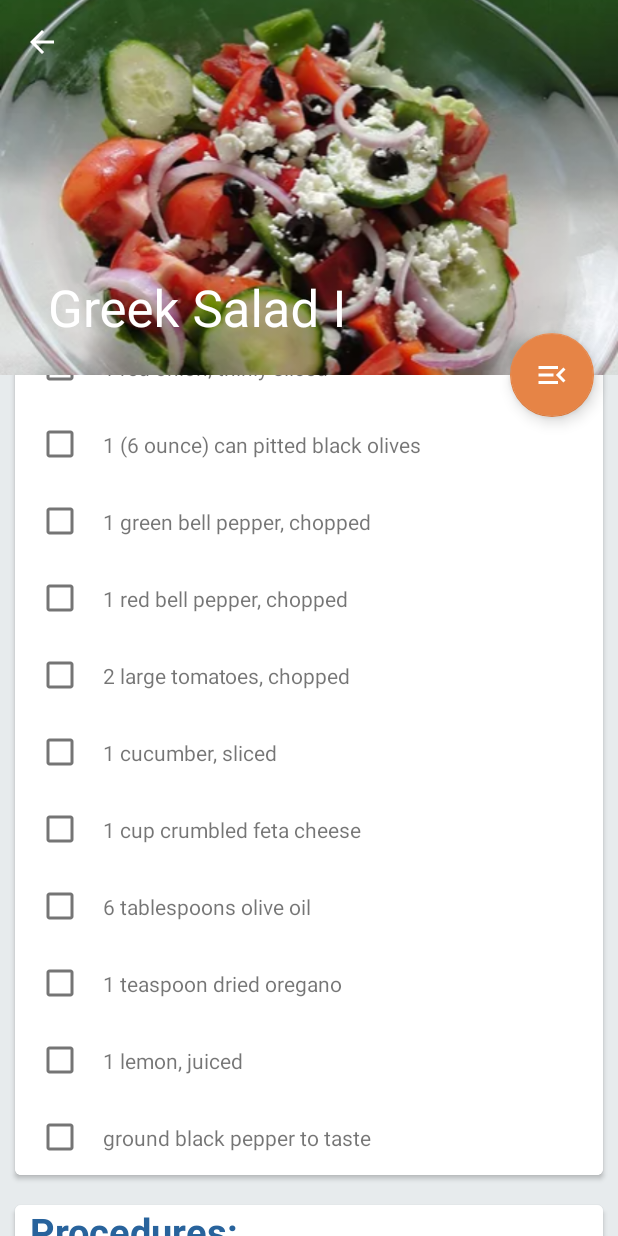
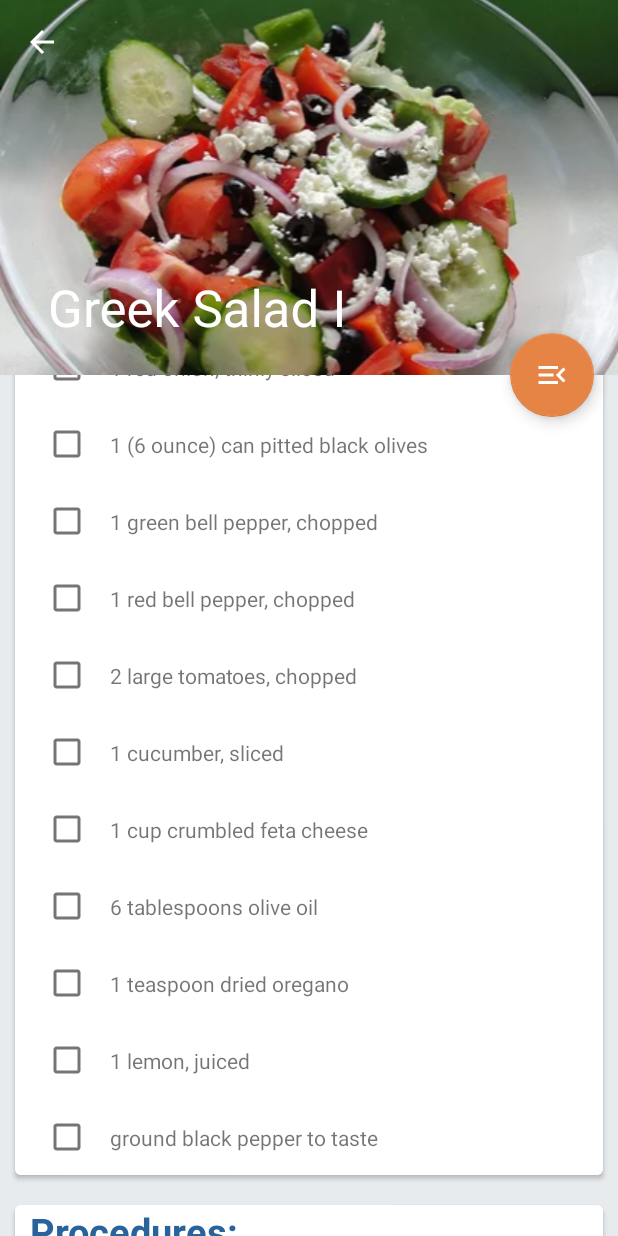
Before and after one commit to Mai-hh/PSIntership, an Android app: the ChooseRecipesFragment screen opened directly, with no data from a screen before it, after a tap on "Greek Salad I", on a phone screen of 412 x 824 dp. Run offline under Robolectric (Android 15) with nearby library versions, the phone set to English and light mode, and no system bars; our stand-ins replace data binding; 1 other tap on this screen came first.

```diff
--- a/LittleRecipes/app/src/main/java/com/maihao/littlerecipes/fragment/ChooseRecipesFragment.java
+++ b/LittleRecipes/app/src/main/java/com/maihao/littlerecipes/fragment/ChooseRecipesFragment.java
@@ -65,14 +65,14 @@ public class ChooseRecipesFragment extends Fragment {
         mRecyclerView.setLayoutManager(new LinearLayoutManager(getContext()));
         MainViewAdapter adapter = new MainViewAdapter(getActivity(), viewModels, sqlHelper);
         mRecyclerView.setAdapter(adapter);
-        ItemTouchHelper.Callback callback = new RecyclerItemTouchHelper(adapter);
-        ItemTouchHelper itemTouchHelper = new ItemTouchHelper(callback);
-        itemTouchHelper.attachToRecyclerView(mRecyclerView);
 
         // 设置Button
         button = binding.recipeAddButton;
         if (getActivity() instanceof MainActivity) {
             button.setVisibility(View.VISIBLE);
+            ItemTouchHelper.Callback callback = new RecyclerItemTouchHelper(adapter);
+            ItemTouchHelper itemTouchHelper = new ItemTouchHelper(callback);
+            itemTouchHelper.attachToRecyclerView(mRecyclerView);
         } else {
             button.setVisibility(View.INVISIBLE);
         }
--- a/LittleRecipes/app/src/main/res/layout/activity_recipe.xml
+++ b/LittleRecipes/app/src/main/res/layout/activity_recipe.xml
@@ -90,7 +90,7 @@
 
                             <androidx.recyclerview.widget.RecyclerView
                                 android:id="@+id/ingredients_recycler_view"
-                                android:layout_marginStart="5dp"
+                                android:layout_marginHorizontal="10dp"
                                 android:layout_width="match_parent"
                                 android:layout_height="wrap_content" />
 
@@ -121,7 +121,7 @@
 
                             <androidx.viewpager2.widget.ViewPager2
                                 android:id="@+id/procedures_view_pager_2"
-                                android:layout_marginHorizontal="10dp"
+                                android:layout_marginHorizontal="15dp"
                                 android:layout_width="match_parent"
                                 android:layout_height="180dp" />
 
```
Also changed, not shown: 1 other file.
